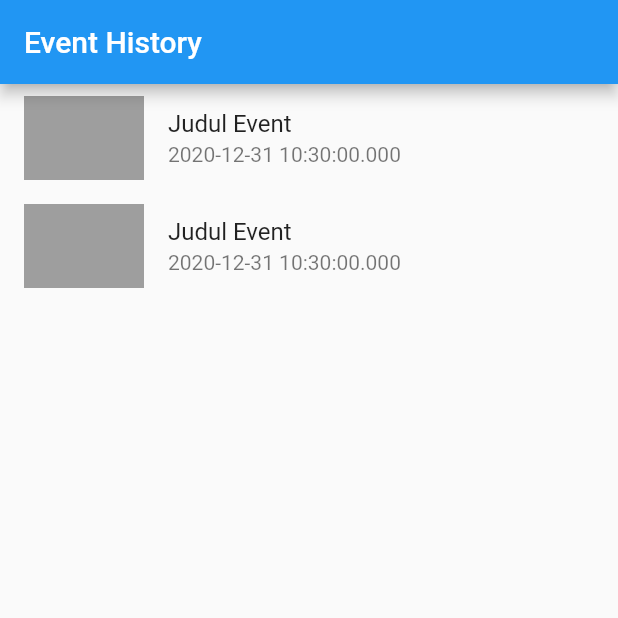
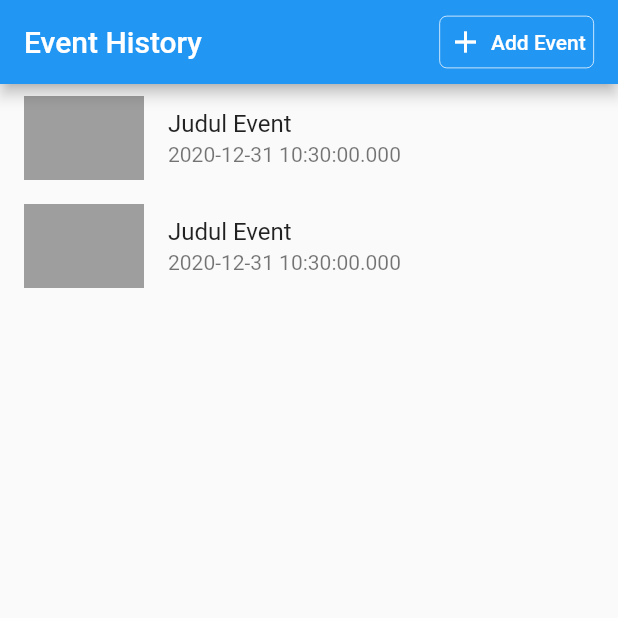
Before and after one commit to lemanfoetra/flutter-after-event, a Flutter app: the screen it shows after launch, on a phone screen of 412 x 824 dp, the top half of it. Run offline on Flutter 3.47's test engine with Material 2 defaults, Android fonts, the phone set to English and light mode, and no system bars.

Commit message:
create add event screen : create screen and input judul event

```diff
--- a/lib/main.dart
+++ b/lib/main.dart
@@ -1,5 +1,6 @@
 import 'package:flutter/material.dart';
 import './screens/home_screen.dart';
+import './screens/add_event_screen.dart';
 
 void main() => runApp(MyApp());
 
@@ -13,6 +14,9 @@ class MyApp extends StatelessWidget {
         primarySwatch: Colors.blue,
       ),
       home: HomeScreen(),
+      routes: {
+        AddEventScreen.routeName: (ctx) => AddEventScreen(),
+      },
     );
   }
 }
--- a/lib/screens/home_screen.dart
+++ b/lib/screens/home_screen.dart
@@ -1,5 +1,6 @@
 import 'package:flutter/material.dart';
 import '../widgets/list_event.dart';
+import 'add_event_screen.dart';
 
 class HomeScreen extends StatefulWidget {
   @override
@@ -12,6 +13,32 @@ class _HomeScreenState extends State<HomeScreen> {
     return Scaffold(
       appBar: AppBar(
         title: Text('Event History'),
+        actions: <Widget>[
+          FlatButton(
+            child: Container(
+              padding: EdgeInsets.all(5),
+              decoration: BoxDecoration(
+                border: Border.all(color: Colors.white, width: 0.5),
+                borderRadius: BorderRadius.circular(5),
+              ),
+              child: Row(
+                children: <Widget>[
+                  Icon(Icons.add, color: Colors.white),
+                  SizedBox(
+                    width: 5,
+                  ),
+                  Text(
+                    'Add Event',
+                    style: TextStyle(color: Colors.white),
+                  )
+                ],
+              ),
+            ),
+            onPressed: () {
+              Navigator.of(context).pushNamed(AddEventScreen.routeName);
+            },
+          ),
+        ],
       ),
       body: Container(
         child: ListView(
```
Also changed, not shown: lib/screens/add_event_screen.dart (added, +76 -0 lines).
